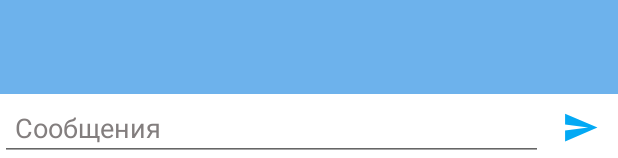
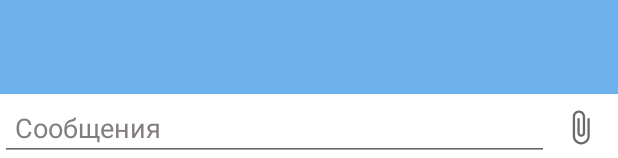
Before and after one commit to antiguaMob/CloneTelegramApp, an Android app: the layout fragment_single_chat.xml on its own in the app's theme, with its tools: preview values and no code run, on a phone screen of 412 x 824 dp. Shown: the part 1075-1233 px from the top of the screen. Run offline under Robolectric (Android 15) with nearby library versions, the phone set to English and light mode, and no system bars.

Commit message:
Sending pictures to chat.

```diff
--- a/app/src/main/java/com/antigua/mytelegram/ui/fragments/SettingsFragment.kt
+++ b/app/src/main/java/com/antigua/mytelegram/ui/fragments/SettingsFragment.kt
@@ -40,9 +40,10 @@ class SettingsFragment :  BaseFragment(R.layout.fragment_settings) {
     }
 
     private fun changePhotoUser() {
+        /* Изменение фото пользователя */
         CropImage.activity()
             .setAspectRatio(1,1)
-            .setRequestedSize(600,600)
+            .setRequestedSize(250,250)
             .setCropShape(CropImageView.CropShape.OVAL)
             .start(APP_ACTIVITY,this)
     }
--- a/app/src/main/java/com/antigua/mytelegram/utilits/AppConstants.kt
+++ b/app/src/main/java/com/antigua/mytelegram/utilits/AppConstants.kt
@@ -5,4 +5,6 @@ import com.antigua.mytelegram.MainActivity
 object AppConstants {
     lateinit var APP_ACTIVITY : MainActivity
 
+    const val TYPE_MESSAGE_IMAGE = "image"
+    const val TYPE_MESSAGE_TEXT = "text"
 }
--- /dev/null
+++ b/app/src/main/res/drawable/ic_attach.xml
@@ -0,0 +1,5 @@
+<vector android:height="24dp" android:tint="#6A6A6A"
+    android:viewportHeight="24" android:viewportWidth="24"
+    android:width="24dp" xmlns:android="http://schemas.android.com/apk/res/android">
+    <path android:fillColor="@android:color/white" android:pathData="M16.5,6v11.5c0,2.21 -1.79,4 -4,4s-4,-1.79 -4,-4V5c0,-1.38 1.12,-2.5 2.5,-2.5s2.5,1.12 2.5,2.5v10.5c0,0.55 -0.45,1 -1,1s-1,-0.45 -1,-1V6H10v9.5c0,1.38 1.12,2.5 2.5,2.5s2.5,-1.12 2.5,-2.5V5c0,-2.21 -1.79,-4 -4,-4S7,2.79 7,5v12.5c0,3.04 2.46,5.5 5.5,5.5s5.5,-2.46 5.5,-5.5V6h-1.5z"/>
+</vector>
--- a/app/src/main/res/layout/fragment_single_chat.xml
+++ b/app/src/main/res/layout/fragment_single_chat.xml
@@ -20,8 +20,7 @@
             android:layout_width="match_parent"
             android:layout_height="0dp"
             tools:listitem="@layout/message_item"
-            android:background="@color/colorBlueWish"
-            app:layoutManager="androidx.recyclerview.widget.LinearLayoutManager" />
+            android:background="@color/colorBlueWish" />
 
     </androidx.swiperefreshlayout.widget.SwipeRefreshLayout>
 
@@ -44,9 +43,20 @@
         android:layout_width="50dp"
         android:layout_height="0dp"
         android:padding="@dimen/appPadding"
+        android:visibility="gone"
         android:src="@drawable/ic_send"
         app:layout_constraintBottom_toBottomOf="parent"
         app:layout_constraintEnd_toEndOf="parent"
         app:layout_constraintTop_toTopOf="@+id/chat_input_message" />
 
+    <ImageView
+        android:id="@+id/chat_btn_attach"
+        android:layout_width="50dp"
+        android:layout_height="0dp"
+        android:background="@color/colorAccent"
+        android:padding="@dimen/appPadding"
+        android:src="@drawable/ic_attach"
+        app:layout_constraintBottom_toBottomOf="parent"
+        app:layout_constraintEnd_toEndOf="parent"
+        app:layout_constraintTop_toTopOf="@+id/chat_input_message" />
 </androidx.constraintlayout.widget.ConstraintLayout>
```
Also changed, not shown: app/src/main/java/com/antigua/mytelegram/database/appDatabaseHelper.kt (+24 -0 lines), app/src/main/java/com/antigua/mytelegram/models/CommonModel.kt (+6 -1 lines), app/src/main/java/com/antigua/mytelegram/ui/fragments/single_chat/SingleChatAdapter.kt (+9 -5 lines), app/src/main/java/com/antigua/mytelegram/ui/fragments/single_chat/SingleChatFragment.kt (+70 -10 lines), 1 other file.
